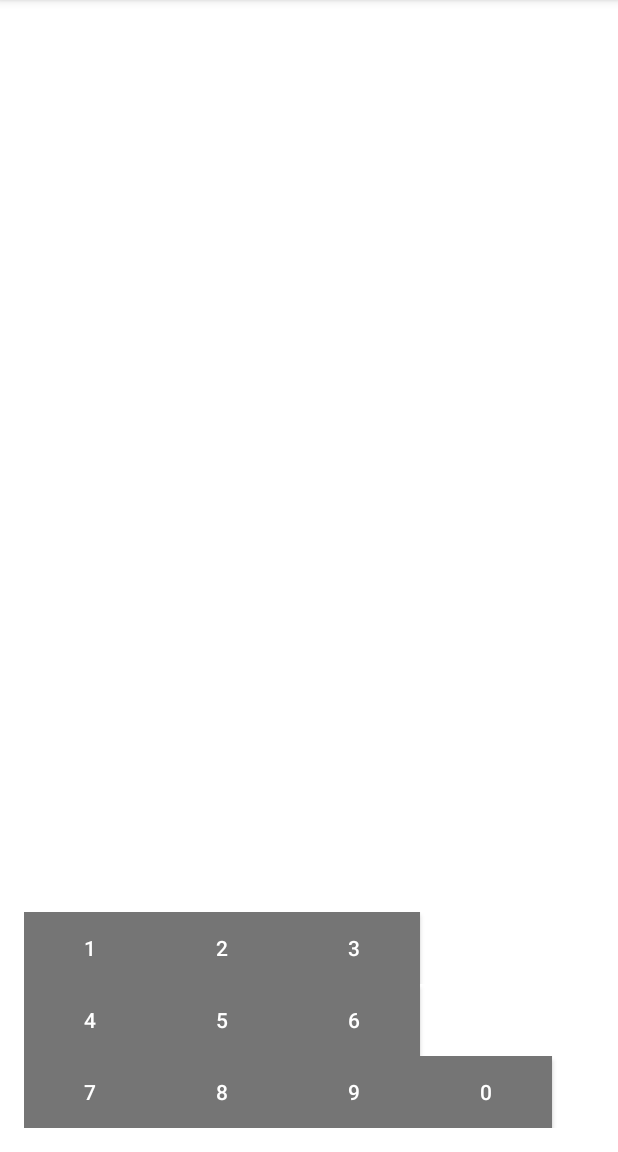
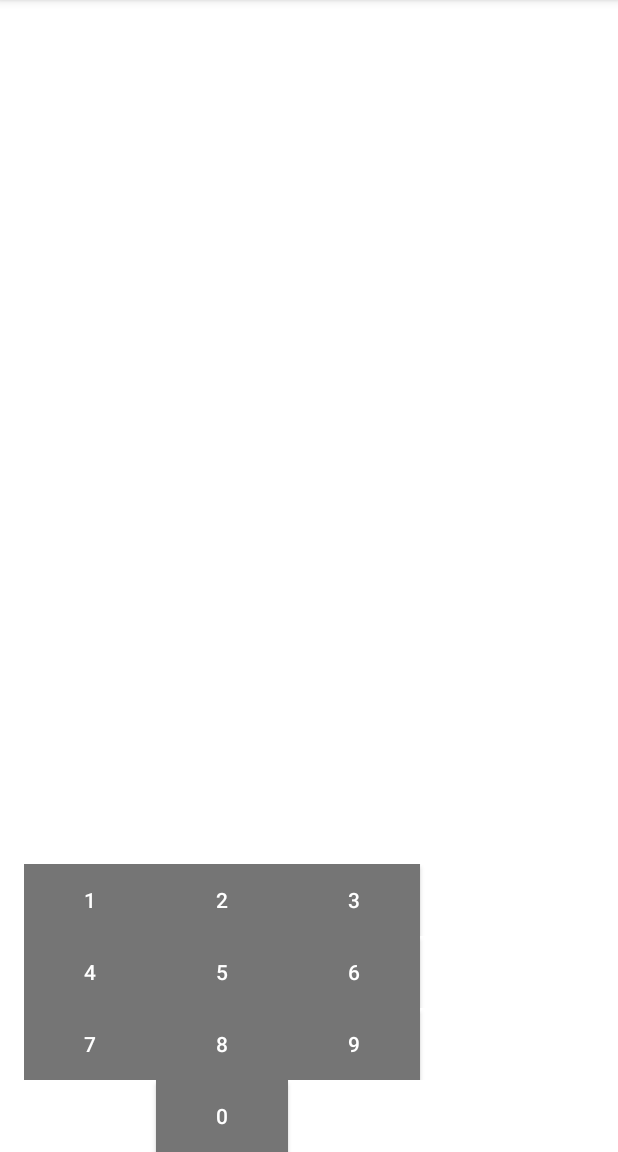
Before and after one commit to vadim-soude/UPJV_DUT2_MentalMath, an Android app: the screen it shows after launch (MainActivity), on a phone screen of 412 x 824 dp, the part 84-1236 px from its top. Run offline under Robolectric (Android 15) with nearby library versions, the phone set to English and light mode, and no system bars.

Commit message:
changed button place

```diff
--- a/app/src/main/res/layout/activity_main.xml
+++ b/app/src/main/res/layout/activity_main.xml
@@ -39,6 +39,7 @@
 
                 <Button
                     android:id="@+id/button1"
+
                     android:layout_width="wrap_content"
                     android:layout_height="wrap_content"
                     android:background="@color/light_gray"
@@ -110,13 +111,6 @@
                     android:background="@color/light_gray"
                     android:text="@string/_9" />
 
-                <Button
-                    android:id="@+id/button0"
-                    android:layout_width="wrap_content"
-                    android:layout_height="wrap_content"
-                    android:background="@color/light_gray"
-                    android:text="@string/_0" />
-
             </TableRow>
 
             <TableRow
@@ -126,6 +120,13 @@
                 <Space
                     android:layout_width="wrap_content"
                     android:layout_height="16dp" />
+
+                <Button
+                    android:id="@+id/button0"
+                    android:layout_width="wrap_content"
+                    android:layout_height="wrap_content"
+                    android:background="@color/light_gray"
+                    android:text="@string/_0" />
             </TableRow>
         </TableLayout>
     </LinearLayout>
```
